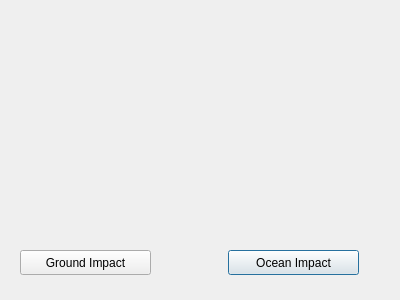
Before: the Qt Designer form meteorite.ui in robertche54/a8-an-educational-app-f18, drawn with Qt 5.
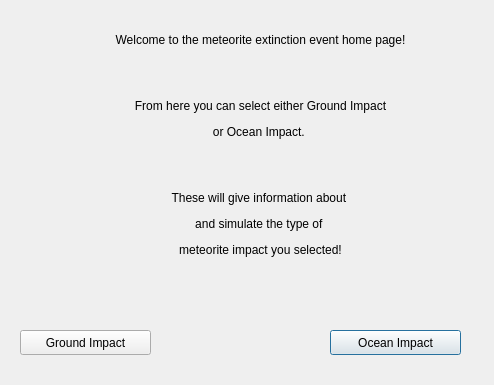
After: the same form once the commit is applied.

Commit message: Added many small features to the meteorite section of things, including next and back buttons

Patch:
```diff
--- a/meteorite.ui
+++ b/meteorite.ui
@@ -6,8 +6,8 @@
    <rect>
     <x>0</x>
     <y>0</y>
-    <width>400</width>
-    <height>300</height>
+    <width>494</width>
+    <height>385</height>
    </rect>
   </property>
   <property name="windowTitle">
@@ -16,8 +16,8 @@
   <widget class="QPushButton" name="OceanButton">
    <property name="geometry">
     <rect>
-     <x>228</x>
-     <y>250</y>
+     <x>330</x>
+     <y>330</y>
      <width>131</width>
      <height>25</height>
     </rect>
@@ -30,7 +30,7 @@
    <property name="geometry">
     <rect>
      <x>20</x>
-     <y>250</y>
+     <y>330</y>
      <width>131</width>
      <height>25</height>
     </rect>
@@ -39,6 +39,22 @@
     <string>Ground Impact</string>
    </property>
   </widget>
+  <widget class="QLabel" name="label">
+   <property name="geometry">
+    <rect>
+     <x>60</x>
+     <y>10</y>
+     <width>401</width>
+     <height>271</height>
+    </rect>
+   </property>
+   <property name="lineWidth">
+    <number>1</number>
+   </property>
+   <property name="text">
+    <string>&lt;html&gt;&lt;head/&gt;&lt;body&gt;&lt;p align=&quot;center&quot;&gt;Welcome to the meteorite extinction event home page!&lt;/p&gt;&lt;p align=&quot;center&quot;&gt;&lt;br/&gt;&lt;/p&gt;&lt;p align=&quot;center&quot;&gt;From here you can select either Ground Impact&lt;/p&gt;&lt;p align=&quot;center&quot;&gt;or Ocean Impact. &lt;/p&gt;&lt;p align=&quot;center&quot;&gt;&lt;br/&gt;&lt;/p&gt;&lt;p align=&quot;center&quot;&gt;These will give information about &lt;/p&gt;&lt;p align=&quot;center&quot;&gt;and simulate the type of &lt;/p&gt;&lt;p align=&quot;center&quot;&gt;meteorite impact you selected!&lt;/p&gt;&lt;/body&gt;&lt;/html&gt;</string>
+   </property>
+  </widget>
  </widget>
  <resources/>
  <connections/>
```
The commit also changes 6 other files.
